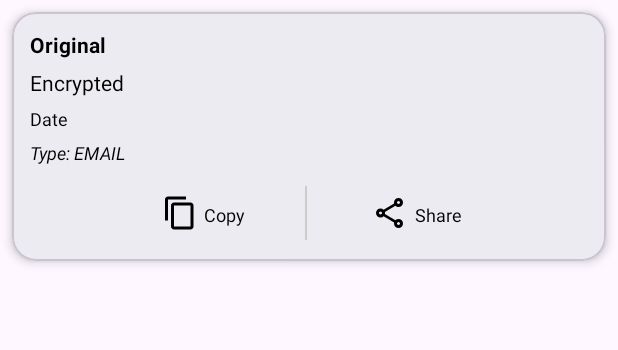
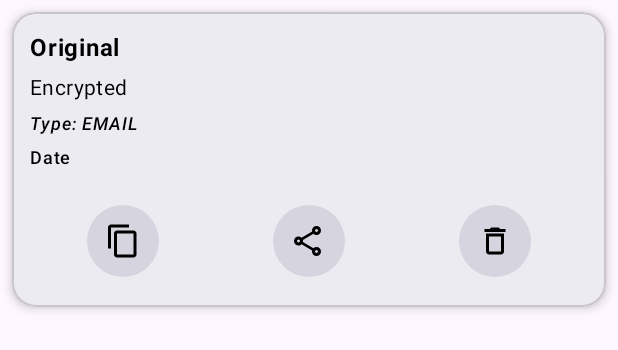
Before and after one commit to mahmutaunal/Kriptex, an Android app: the layout item_encrypted_text.xml on its own in the app's theme, with its tools: preview values and no code run, on a phone screen of 412 x 824 dp. Shown: the top 350 px of the screen. Run offline under Robolectric (Android 15) with nearby library versions, the phone set to English and light mode, and no system bars.

Commit message:
refactor UI: Improve card layout with theme-aware button styling and alignment

```diff
--- a/app/build.gradle.kts
+++ b/app/build.gradle.kts
@@ -16,8 +16,8 @@ android {
         applicationId = "com.mahmutalperenunal.kriptex"
         minSdk = 28
         targetSdk = 36
-        versionCode = 8
-        versionName = "2.0.1"
+        versionCode = 9
+        versionName = "2.0.2"
 
         testInstrumentationRunner = "androidx.test.runner.AndroidJUnitRunner"
 
--- a/app/src/main/java/com/mahmutalperenunal/kriptex/ui/history/HistoryAdapter.kt
+++ b/app/src/main/java/com/mahmutalperenunal/kriptex/ui/history/HistoryAdapter.kt
@@ -29,8 +29,9 @@ class HistoryAdapter(
         val textDate: TextView = itemView.findViewById(R.id.textDate)
         val textType: TextView = itemView.findViewById(R.id.textType)
         val imageQr: ImageView = itemView.findViewById(R.id.imageQr)
-        val buttonCopy: View = itemView.findViewById(R.id.llCopy)
-        val buttonShare: View = itemView.findViewById(R.id.llShare)
+        val buttonCopy: View = itemView.findViewById(R.id.buttonCopy)
+        val buttonShare: View = itemView.findViewById(R.id.buttonShare)
+        val buttonDelete: View = itemView.findViewById(R.id.buttonDelete)
         val layoutRoot: View = itemView
     }
 
@@ -66,10 +67,14 @@ class HistoryAdapter(
             onAction(item, ActionType.SHARE)
         }
 
-        holder.layoutRoot.setOnLongClickListener {
+        holder.buttonDelete.setOnClickListener {
+            onAction(item, ActionType.DELETE)
+        }
+
+        /*holder.layoutRoot.setOnLongClickListener {
             showPopupMenu(holder.layoutRoot, item)
             true
-        }
+        }*/
     }
 
     private fun showPopupMenu(view: View, item: EncryptedText) {
--- /dev/null
+++ b/app/src/main/res/drawable/bg_button_circle.xml
@@ -0,0 +1,9 @@
+<ripple xmlns:android="http://schemas.android.com/apk/res/android"
+    android:color="?attr/colorControlHighlight">
+
+    <item>
+        <shape android:shape="oval">
+            <solid android:color="@color/button_background_color" />
+        </shape>
+    </item>
+</ripple>
--- /dev/null
+++ b/app/src/main/res/drawable/ic_delete.xml
@@ -0,0 +1,12 @@
+<vector xmlns:android="http://schemas.android.com/apk/res/android"
+    android:width="24dp"
+    android:height="24dp"
+    android:tint="@color/text_color"
+    android:viewportWidth="24"
+    android:viewportHeight="24">
+
+    <path
+        android:fillColor="@android:color/white"
+        android:pathData="M6,19c0,1.1 0.9,2 2,2h8c1.1,0 2,-0.9 2,-2L18,7L6,7v12zM8,9h8v10L8,19L8,9zM15.5,4l-1,-1h-5l-1,1L5,4v2h14L19,4z" />
+
+</vector>
--- a/app/src/main/res/layout/item_encrypted_text.xml
+++ b/app/src/main/res/layout/item_encrypted_text.xml
@@ -28,6 +28,7 @@
 
                 <TextView
                     android:id="@+id/textOriginal"
+                    style="@style/TextAppearance.Material3.BodyLarge"
                     android:layout_width="wrap_content"
                     android:layout_height="wrap_content"
                     android:textColor="@color/text_color"
@@ -36,6 +37,7 @@
 
                 <TextView
                     android:id="@+id/textEncrypted"
+                    style="@style/TextAppearance.Material3.BodyMedium"
                     android:layout_width="wrap_content"
                     android:layout_height="wrap_content"
                     android:paddingTop="6dp"
@@ -44,16 +46,8 @@
                     tools:text="Encrypted" />
 
                 <TextView
-                    android:id="@+id/textDate"
-                    android:layout_width="wrap_content"
-                    android:layout_height="wrap_content"
-                    android:paddingTop="6dp"
-                    android:textColor="@color/text_color"
-                    android:textSize="12sp"
-                    tools:text="Date" />
-
-                <TextView
                     android:id="@+id/textType"
+                    style="@style/TextAppearance.Material3.LabelSmall"
                     android:layout_width="wrap_content"
                     android:layout_height="wrap_content"
                     android:paddingTop="6dp"
@@ -61,6 +55,16 @@
                     android:textSize="12sp"
                     android:textStyle="italic"
                     tools:text="Type: EMAIL" />
+
+                <TextView
+                    android:id="@+id/textDate"
+                    style="@style/TextAppearance.Material3.LabelSmall"
+                    android:layout_width="wrap_content"
+                    android:layout_height="wrap_content"
+                    android:paddingTop="6dp"
+                    android:textColor="@color/text_color"
+                    android:textSize="12sp"
+                    tools:text="Date" />
             </LinearLayout>
 
             <ImageView
@@ -76,69 +80,66 @@
         <LinearLayout
             android:layout_width="match_parent"
             android:layout_height="wrap_content"
-            android:layout_marginTop="12dp"
+            android:layout_marginTop="24dp"
+            android:layout_marginBottom="8dp"
+            android:baselineAligned="false"
             android:gravity="center"
-            android:orientation="horizontal">
+            android:orientation="horizontal"
+            android:weightSum="3">
 
-            <LinearLayout
-                android:id="@+id/llCopy"
-                android:layout_width="wrap_content"
+            <FrameLayout
+                android:layout_width="0dp"
                 android:layout_height="wrap_content"
-                android:gravity="center"
-                android:orientation="horizontal"
-                android:padding="4dp"
-                tools:ignore="UseCompoundDrawables">
+                android:layout_weight="1"
+                android:gravity="center">
 
-                <ImageView
+                <ImageButton
                     android:id="@+id/buttonCopy"
-                    android:layout_width="wrap_content"
-                    android:layout_height="wrap_content"
-                    android:background="?attr/selectableItemBackgroundBorderless"
+                    android:layout_width="48dp"
+                    android:layout_height="48dp"
+                    android:layout_gravity="center"
+                    android:background="@drawable/bg_button_circle"
                     android:contentDescription="@string/copy"
                     android:padding="4dp"
+                    android:scaleType="centerInside"
                     android:src="@drawable/ic_copy" />
+            </FrameLayout>
 
-                <TextView
-                    android:layout_width="wrap_content"
-                    android:layout_height="wrap_content"
-                    android:paddingTop="2dp"
-                    android:text="@string/copy"
-                    android:textColor="@color/text_color"
-                    android:textSize="12sp" />
-            </LinearLayout>
+            <FrameLayout
+                android:layout_width="0dp"
+                android:layout_height="wrap_content"
+                android:layout_weight="1"
+                android:gravity="center">
 
-            <View
-                android:layout_width="1dp"
-                android:layout_height="36dp"
-                android:layout_marginHorizontal="36dp"
-                android:background="@color/divider_color" />
-
-            <LinearLayout
-                android:id="@+id/llShare"
-                android:layout_width="wrap_content"
-                android:layout_height="wrap_content"
-                android:gravity="center"
-                android:orientation="horizontal"
-                android:padding="4dp"
-                tools:ignore="UseCompoundDrawables">
-
-                <ImageView
+                <ImageButton
                     android:id="@+id/buttonShare"
-                    android:layout_width="wrap_content"
-                    android:layout_height="wrap_content"
-                    android:background="?attr/selectableItemBackgroundBorderless"
+                    android:layout_width="48dp"
+                    android:layout_height="48dp"
+                    android:layout_gravity="center"
+                    android:background="@drawable/bg_button_circle"
                     android:contentDescription="@string/share"
                     android:padding="4dp"
+                    android:scaleType="centerInside"
                     android:src="@drawable/ic_share" />
+            </FrameLayout>
 
-                <TextView
-                    android:layout_width="wrap_content"
-                    android:layout_height="wrap_content"
-                    android:paddingTop="2dp"
-                    android:text="@string/share"
-                    android:textColor="@color/text_color"
-                    android:textSize="12sp" />
-            </LinearLayout>
+            <FrameLayout
+                android:layout_width="0dp"
+                android:layout_height="wrap_content"
+                android:layout_weight="1"
+                android:gravity="center">
+
+                <ImageButton
+                    android:id="@+id/buttonDelete"
+                    android:layout_width="48dp"
+                    android:layout_height="48dp"
+                    android:layout_gravity="center"
+                    android:background="@drawable/bg_button_circle"
+                    android:contentDescription="@string/delete"
+                    android:padding="4dp"
+                    android:scaleType="centerInside"
+                    android:src="@drawable/ic_delete" />
+            </FrameLayout>
         </LinearLayout>
     </LinearLayout>
 </com.google.android.material.card.MaterialCardView>
--- a/app/src/main/res/values-night/colors.xml
+++ b/app/src/main/res/values-night/colors.xml
@@ -9,4 +9,5 @@
     <color name="navigation_bar_color">#23202B</color>
     <color name="divider_color">#444444</color>
     <color name="bottom_navigation_bar_color">#1E1F25</color>
+    <color name="button_background_color">#2B2C33</color>
 </resources>
--- a/app/src/main/res/values/colors.xml
+++ b/app/src/main/res/values/colors.xml
@@ -9,4 +9,5 @@
     <color name="navigation_bar_color">#EFE7F5</color>
     <color name="divider_color">#CCCCCC</color>
     <color name="bottom_navigation_bar_color">#ECEBF2</color>
+    <color name="button_background_color">#D6D5DF</color>
 </resources>
```
